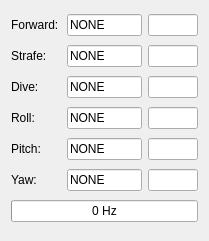
First picture: the form in src/rqt/rqt_control/resource/Control.ui, repository PalouseRobosub/robosub, before the edit.
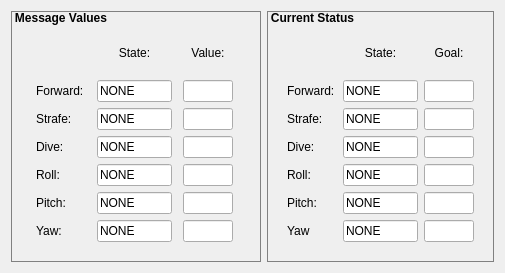
Second picture: the form after the edit.

Commit message: Added Status Message information need to add in the message miss logic

Patch:
```diff
--- a/src/rqt/rqt_control/resource/Control.ui
+++ b/src/rqt/rqt_control/resource/Control.ui
@@ -6,49 +6,54 @@
    <rect>
     <x>0</x>
     <y>0</y>
-    <width>205</width>
-    <height>241</height>
+    <width>501</width>
+    <height>273</height>
    </rect>
   </property>
   <property name="windowTitle">
    <string>Control</string>
   </property>
+  <layout class="QHBoxLayout" name="horizontalLayout">
+   <item>
+    <widget class="QGroupBox" name="groupBox">
+     <property name="minimumSize">
+      <size>
+       <width>250</width>
+       <height>0</height>
+      </size>
+     </property>
+     <property name="maximumSize">
+      <size>
+       <width>250</width>
+       <height>16777215</height>
+      </size>
+     </property>
+     <property name="font">
+      <font>
+       <weight>75</weight>
+       <bold>true</bold>
+      </font>
+     </property>
+     <property name="styleSheet">
+      <string notr="true">QGroupBox
+{
+padding: 10px;
+border: 1px solid gray;
+}
+QGroupBox::title                                                                                                 
+{                                                                               
+subcontrol-position: top left;                                              
+padding: -6 2px;                                                             
+background-color: transparent;                                              
+} </string>
+     </property>
+     <property name="title">
+      <string>Message Values</string>
+     </property>
+     <property name="flat">
+      <bool>true</bool>
+     </property>
   <layout class="QGridLayout" name="gridLayout">
-   <item row="3" column="2">
-    <widget class="QLineEdit" name="diveValue">
-     <property name="maximumSize">
-      <size>
-       <width>50</width>
-       <height>16777215</height>
-      </size>
-     </property>
-     <property name="readOnly">
-      <bool>true</bool>
-     </property>
-    </widget>
-   </item>
-   <item row="5" column="1">
-    <widget class="QLineEdit" name="pitchState">
-     <property name="minimumSize">
-      <size>
-       <width>75</width>
-       <height>0</height>
-      </size>
-     </property>
-     <property name="maximumSize">
-      <size>
-       <width>75</width>
-       <height>16777215</height>
-      </size>
-     </property>
-     <property name="text">
-      <string>NONE</string>
-     </property>
-     <property name="readOnly">
-      <bool>true</bool>
-     </property>
-    </widget>
-   </item>
    <item row="6" column="2">
     <widget class="QLineEdit" name="yawValue">
      <property name="maximumSize">
@@ -62,76 +67,6 @@
      </property>
     </widget>
    </item>
-   <item row="5" column="2">
-    <widget class="QLineEdit" name="pitchValue">
-     <property name="maximumSize">
-      <size>
-       <width>50</width>
-       <height>16777215</height>
-      </size>
-     </property>
-     <property name="readOnly">
-      <bool>true</bool>
-     </property>
-    </widget>
-   </item>
-   <item row="0" column="2">
-    <widget class="QLineEdit" name="forwardValue">
-     <property name="minimumSize">
-      <size>
-       <width>50</width>
-       <height>0</height>
-      </size>
-     </property>
-     <property name="maximumSize">
-      <size>
-       <width>50</width>
-       <height>16777215</height>
-      </size>
-     </property>
-     <property name="readOnly">
-      <bool>true</bool>
-     </property>
-    </widget>
-   </item>
-   <item row="0" column="0">
-    <widget class="QLabel" name="forwardLabel">
-     <property name="minimumSize">
-      <size>
-       <width>50</width>
-       <height>0</height>
-      </size>
-     </property>
-     <property name="maximumSize">
-      <size>
-       <width>50</width>
-       <height>16777215</height>
-      </size>
-     </property>
-     <property name="text">
-      <string>Forward:</string>
-     </property>
-    </widget>
-   </item>
-   <item row="5" column="0">
-    <widget class="QLabel" name="pitchLabel">
-     <property name="minimumSize">
-      <size>
-       <width>50</width>
-       <height>0</height>
-      </size>
-     </property>
-     <property name="maximumSize">
-      <size>
-       <width>50</width>
-       <height>16777215</height>
-      </size>
-     </property>
-     <property name="text">
-      <string>Pitch:</string>
-     </property>
-    </widget>
-   </item>
    <item row="2" column="0">
     <widget class="QLabel" name="strafeLabel">
      <property name="minimumSize">
@@ -151,85 +86,6 @@
      </property>
     </widget>
    </item>
-   <item row="3" column="0">
-    <widget class="QLabel" name="diveLabel">
-     <property name="minimumSize">
-      <size>
-       <width>50</width>
-       <height>0</height>
-      </size>
-     </property>
-     <property name="maximumSize">
-      <size>
-       <width>50</width>
-       <height>16777215</height>
-      </size>
-     </property>
-     <property name="text">
-      <string>Dive:</string>
-     </property>
-    </widget>
-   </item>
-   <item row="4" column="0">
-    <widget class="QLabel" name="rollLabel">
-     <property name="minimumSize">
-      <size>
-       <width>50</width>
-       <height>0</height>
-      </size>
-     </property>
-     <property name="maximumSize">
-      <size>
-       <width>50</width>
-       <height>16777215</height>
-      </size>
-     </property>
-     <property name="text">
-      <string>Roll:</string>
-     </property>
-    </widget>
-   </item>
-   <item row="6" column="0">
-    <widget class="QLabel" name="yawLabel">
-     <property name="minimumSize">
-      <size>
-       <width>50</width>
-       <height>0</height>
-      </size>
-     </property>
-     <property name="maximumSize">
-      <size>
-       <width>50</width>
-       <height>16777215</height>
-      </size>
-     </property>
-     <property name="text">
-      <string>Yaw:</string>
-     </property>
-    </widget>
-   </item>
-   <item row="0" column="1">
-    <widget class="QLineEdit" name="forwardState">
-     <property name="minimumSize">
-      <size>
-       <width>75</width>
-       <height>0</height>
-      </size>
-     </property>
-     <property name="maximumSize">
-      <size>
-       <width>75</width>
-       <height>16777215</height>
-      </size>
-     </property>
-     <property name="text">
-      <string>NONE</string>
-     </property>
-     <property name="readOnly">
-      <bool>true</bool>
-     </property>
-    </widget>
-   </item>
    <item row="2" column="1">
     <widget class="QLineEdit" name="strafeState">
      <property name="minimumSize">
@@ -296,23 +152,14 @@
      </property>
     </widget>
    </item>
-   <item row="6" column="1">
-    <widget class="QLineEdit" name="yawState">
-     <property name="minimumSize">
-      <size>
-       <width>75</width>
-       <height>0</height>
-      </size>
-     </property>
+      <item row="5" column="2">
+       <widget class="QLineEdit" name="pitchValue">
      <property name="maximumSize">
       <size>
-       <width>75</width>
+          <width>50</width>
        <height>16777215</height>
       </size>
      </property>
-     <property name="text">
-      <string>NONE</string>
-     </property>
      <property name="readOnly">
       <bool>true</bool>
      </property>
@@ -331,6 +178,34 @@
      </property>
     </widget>
    </item>
+      <item row="1" column="1">
+       <widget class="QLineEdit" name="forwardState">
+        <property name="sizePolicy">
+         <sizepolicy hsizetype="Fixed" vsizetype="Fixed">
+          <horstretch>0</horstretch>
+          <verstretch>0</verstretch>
+         </sizepolicy>
+        </property>
+        <property name="minimumSize">
+         <size>
+          <width>75</width>
+          <height>0</height>
+         </size>
+        </property>
+        <property name="maximumSize">
+         <size>
+          <width>75</width>
+          <height>16777215</height>
+         </size>
+        </property>
+        <property name="text">
+         <string>NONE</string>
+        </property>
+        <property name="readOnly">
+         <bool>true</bool>
+        </property>
+       </widget>
+      </item>
    <item row="2" column="2">
     <widget class="QLineEdit" name="strafeValue">
      <property name="maximumSize">
@@ -344,14 +219,582 @@
      </property>
     </widget>
    </item>
-   <item row="7" column="0" colspan="3">
-    <widget class="QProgressBar" name="freq">
-     <property name="value">
-      <number>0</number>
-     </property>
-     <property name="format">
-      <string>%p Hz</string>
-     </property>
+      <item row="4" column="0">
+       <widget class="QLabel" name="rollLabel">
+        <property name="minimumSize">
+         <size>
+          <width>50</width>
+          <height>0</height>
+         </size>
+        </property>
+        <property name="maximumSize">
+         <size>
+          <width>50</width>
+          <height>16777215</height>
+         </size>
+        </property>
+        <property name="text">
+         <string>Roll:</string>
+        </property>
+       </widget>
+      </item>
+      <item row="3" column="2">
+       <widget class="QLineEdit" name="diveValue">
+        <property name="maximumSize">
+         <size>
+          <width>50</width>
+          <height>16777215</height>
+         </size>
+        </property>
+        <property name="readOnly">
+         <bool>true</bool>
+        </property>
+       </widget>
+      </item>
+      <item row="6" column="0">
+       <widget class="QLabel" name="yawLabel">
+        <property name="minimumSize">
+         <size>
+          <width>50</width>
+          <height>0</height>
+         </size>
+        </property>
+        <property name="maximumSize">
+         <size>
+          <width>50</width>
+          <height>16777215</height>
+         </size>
+        </property>
+        <property name="text">
+         <string>Yaw:</string>
+        </property>
+       </widget>
+      </item>
+      <item row="1" column="2">
+       <widget class="QLineEdit" name="forwardValue">
+        <property name="sizePolicy">
+         <sizepolicy hsizetype="Fixed" vsizetype="Fixed">
+          <horstretch>0</horstretch>
+          <verstretch>0</verstretch>
+         </sizepolicy>
+        </property>
+        <property name="minimumSize">
+         <size>
+          <width>50</width>
+          <height>0</height>
+         </size>
+        </property>
+        <property name="maximumSize">
+         <size>
+          <width>50</width>
+          <height>16777215</height>
+         </size>
+        </property>
+        <property name="readOnly">
+         <bool>true</bool>
+        </property>
+       </widget>
+      </item>
+      <item row="6" column="1">
+       <widget class="QLineEdit" name="yawState">
+        <property name="minimumSize">
+         <size>
+          <width>75</width>
+          <height>0</height>
+         </size>
+        </property>
+        <property name="maximumSize">
+         <size>
+          <width>75</width>
+          <height>16777215</height>
+         </size>
+        </property>
+        <property name="text">
+         <string>NONE</string>
+        </property>
+        <property name="readOnly">
+         <bool>true</bool>
+        </property>
+       </widget>
+      </item>
+      <item row="5" column="1">
+       <widget class="QLineEdit" name="pitchState">
+        <property name="minimumSize">
+         <size>
+          <width>75</width>
+          <height>0</height>
+         </size>
+        </property>
+        <property name="maximumSize">
+         <size>
+          <width>75</width>
+          <height>16777215</height>
+         </size>
+        </property>
+        <property name="text">
+         <string>NONE</string>
+        </property>
+        <property name="readOnly">
+         <bool>true</bool>
+        </property>
+       </widget>
+      </item>
+      <item row="3" column="0">
+       <widget class="QLabel" name="diveLabel">
+        <property name="minimumSize">
+         <size>
+          <width>50</width>
+          <height>0</height>
+         </size>
+        </property>
+        <property name="maximumSize">
+         <size>
+          <width>50</width>
+          <height>16777215</height>
+         </size>
+        </property>
+        <property name="text">
+         <string>Dive:</string>
+        </property>
+       </widget>
+      </item>
+      <item row="5" column="0">
+       <widget class="QLabel" name="pitchLabel">
+        <property name="minimumSize">
+         <size>
+          <width>50</width>
+          <height>0</height>
+         </size>
+        </property>
+        <property name="maximumSize">
+         <size>
+          <width>50</width>
+          <height>16777215</height>
+         </size>
+        </property>
+        <property name="text">
+         <string>Pitch:</string>
+        </property>
+       </widget>
+      </item>
+      <item row="1" column="0">
+       <widget class="QLabel" name="forwardLabel">
+        <property name="minimumSize">
+         <size>
+          <width>50</width>
+          <height>0</height>
+         </size>
+        </property>
+        <property name="maximumSize">
+         <size>
+          <width>50</width>
+          <height>16777215</height>
+         </size>
+        </property>
+        <property name="text">
+         <string>Forward:</string>
+        </property>
+       </widget>
+      </item>
+      <item row="0" column="1">
+       <widget class="QLabel" name="label">
+        <property name="text">
+         <string>State:</string>
+        </property>
+        <property name="alignment">
+         <set>Qt::AlignCenter</set>
+        </property>
+       </widget>
+      </item>
+      <item row="0" column="2">
+       <widget class="QLabel" name="label_2">
+        <property name="text">
+         <string>Value:</string>
+        </property>
+        <property name="alignment">
+         <set>Qt::AlignCenter</set>
+        </property>
+       </widget>
+      </item>
+     </layout>
+    </widget>
+   </item>
+   <item>
+    <widget class="QGroupBox" name="groupBox_2">
+     <property name="font">
+      <font>
+       <weight>75</weight>
+       <bold>true</bold>
+      </font>
+     </property>
+     <property name="styleSheet">
+      <string notr="true">QGroupBox
+{
+padding: 10px;
+border: 1px solid gray;
+}
+QGroupBox::title                                                                                                 
+{                                                                               
+subcontrol-position: top left;                                              
+padding: -6 2px;                                                             
+background-color: transparent;                                              
+} </string>
+     </property>
+     <property name="title">
+      <string>Current Status</string>
+     </property>
+     <layout class="QGridLayout" name="gridLayout_2">
+      <item row="2" column="0">
+       <widget class="QLabel" name="strafeStatusLabel">
+        <property name="minimumSize">
+         <size>
+          <width>50</width>
+          <height>0</height>
+         </size>
+        </property>
+        <property name="maximumSize">
+         <size>
+          <width>50</width>
+          <height>16777215</height>
+         </size>
+        </property>
+        <property name="text">
+         <string>Strafe:</string>
+        </property>
+       </widget>
+      </item>
+      <item row="2" column="4">
+       <widget class="QLineEdit" name="strafeGoal">
+        <property name="minimumSize">
+         <size>
+          <width>50</width>
+          <height>0</height>
+         </size>
+        </property>
+        <property name="maximumSize">
+         <size>
+          <width>50</width>
+          <height>16777215</height>
+         </size>
+        </property>
+       </widget>
+      </item>
+      <item row="3" column="4">
+       <widget class="QLineEdit" name="diveGoal">
+        <property name="minimumSize">
+         <size>
+          <width>50</width>
+          <height>0</height>
+         </size>
+        </property>
+        <property name="maximumSize">
+         <size>
+          <width>50</width>
+          <height>16777215</height>
+         </size>
+        </property>
+       </widget>
+      </item>
+      <item row="7" column="4">
+       <widget class="QLineEdit" name="pitchGoal">
+        <property name="minimumSize">
+         <size>
+          <width>50</width>
+          <height>0</height>
+         </size>
+        </property>
+        <property name="maximumSize">
+         <size>
+          <width>50</width>
+          <height>16777215</height>
+         </size>
+        </property>
+       </widget>
+      </item>
+      <item row="5" column="4">
+       <widget class="QLineEdit" name="rollGoal">
+        <property name="minimumSize">
+         <size>
+          <width>50</width>
+          <height>0</height>
+         </size>
+        </property>
+        <property name="maximumSize">
+         <size>
+          <width>50</width>
+          <height>16777215</height>
+         </size>
+        </property>
+       </widget>
+      </item>
+      <item row="1" column="2">
+       <widget class="QLineEdit" name="forwardStatusState">
+        <property name="minimumSize">
+         <size>
+          <width>75</width>
+          <height>0</height>
+         </size>
+        </property>
+        <property name="maximumSize">
+         <size>
+          <width>75</width>
+          <height>16777215</height>
+         </size>
+        </property>
+        <property name="text">
+         <string>NONE</string>
+        </property>
+       </widget>
+      </item>
+      <item row="3" column="0">
+       <widget class="QLabel" name="DiveStatusLabel">
+        <property name="minimumSize">
+         <size>
+          <width>50</width>
+          <height>0</height>
+         </size>
+        </property>
+        <property name="maximumSize">
+         <size>
+          <width>50</width>
+          <height>16777215</height>
+         </size>
+        </property>
+        <property name="text">
+         <string>Dive:</string>
+        </property>
+       </widget>
+      </item>
+      <item row="1" column="0">
+       <widget class="QLabel" name="forwardStatusLabel">
+        <property name="minimumSize">
+         <size>
+          <width>50</width>
+          <height>0</height>
+         </size>
+        </property>
+        <property name="maximumSize">
+         <size>
+          <width>50</width>
+          <height>16777215</height>
+         </size>
+        </property>
+        <property name="text">
+         <string>Forward:</string>
+        </property>
+       </widget>
+      </item>
+      <item row="2" column="2">
+       <widget class="QLineEdit" name="strafeStatusState">
+        <property name="minimumSize">
+         <size>
+          <width>75</width>
+          <height>0</height>
+         </size>
+        </property>
+        <property name="maximumSize">
+         <size>
+          <width>75</width>
+          <height>16777215</height>
+         </size>
+        </property>
+        <property name="text">
+         <string>NONE</string>
+        </property>
+       </widget>
+      </item>
+      <item row="3" column="2">
+       <widget class="QLineEdit" name="diveStatusState">
+        <property name="minimumSize">
+         <size>
+          <width>75</width>
+          <height>0</height>
+         </size>
+        </property>
+        <property name="maximumSize">
+         <size>
+          <width>75</width>
+          <height>16777215</height>
+         </size>
+        </property>
+        <property name="text">
+         <string>NONE</string>
+        </property>
+       </widget>
+      </item>
+      <item row="5" column="2">
+       <widget class="QLineEdit" name="rollStatusState">
+        <property name="minimumSize">
+         <size>
+          <width>75</width>
+          <height>0</height>
+         </size>
+        </property>
+        <property name="maximumSize">
+         <size>
+          <width>75</width>
+          <height>16777215</height>
+         </size>
+        </property>
+        <property name="text">
+         <string>NONE</string>
+        </property>
+       </widget>
+      </item>
+      <item row="8" column="0">
+       <widget class="QLabel" name="YawStatusLabel">
+        <property name="minimumSize">
+         <size>
+          <width>50</width>
+          <height>0</height>
+         </size>
+        </property>
+        <property name="maximumSize">
+         <size>
+          <width>50</width>
+          <height>16777215</height>
+         </size>
+        </property>
+        <property name="text">
+         <string>Yaw</string>
+        </property>
+       </widget>
+      </item>
+      <item row="0" column="4">
+       <widget class="QLabel" name="label_4">
+        <property name="text">
+         <string>Goal:</string>
+        </property>
+        <property name="alignment">
+         <set>Qt::AlignCenter</set>
+        </property>
+       </widget>
+      </item>
+      <item row="5" column="0">
+       <widget class="QLabel" name="rollStatusLabel">
+        <property name="minimumSize">
+         <size>
+          <width>50</width>
+          <height>0</height>
+         </size>
+        </property>
+        <property name="maximumSize">
+         <size>
+          <width>50</width>
+          <height>16777215</height>
+         </size>
+        </property>
+        <property name="text">
+         <string>Roll:</string>
+        </property>
+       </widget>
+      </item>
+      <item row="8" column="2">
+       <widget class="QLineEdit" name="yawStatusState">
+        <property name="sizePolicy">
+         <sizepolicy hsizetype="Fixed" vsizetype="Fixed">
+          <horstretch>0</horstretch>
+          <verstretch>0</verstretch>
+         </sizepolicy>
+        </property>
+        <property name="minimumSize">
+         <size>
+          <width>75</width>
+          <height>0</height>
+         </size>
+        </property>
+        <property name="maximumSize">
+         <size>
+          <width>75</width>
+          <height>16777215</height>
+         </size>
+        </property>
+        <property name="text">
+         <string>NONE</string>
+        </property>
+       </widget>
+      </item>
+      <item row="7" column="0">
+       <widget class="QLabel" name="pitchStatusLabel">
+        <property name="minimumSize">
+         <size>
+          <width>50</width>
+          <height>0</height>
+         </size>
+        </property>
+        <property name="maximumSize">
+         <size>
+          <width>50</width>
+          <height>16777215</height>
+         </size>
+        </property>
+        <property name="text">
+         <string>Pitch:</string>
+        </property>
+       </widget>
+      </item>
+      <item row="1" column="4">
+       <widget class="QLineEdit" name="forwardGoal">
+        <property name="minimumSize">
+         <size>
+          <width>50</width>
+          <height>0</height>
+         </size>
+        </property>
+        <property name="maximumSize">
+         <size>
+          <width>50</width>
+          <height>16777215</height>
+         </size>
+        </property>
+       </widget>
+      </item>
+      <item row="7" column="2">
+       <widget class="QLineEdit" name="pitchStatusState">
+        <property name="minimumSize">
+         <size>
+          <width>75</width>
+          <height>0</height>
+         </size>
+        </property>
+        <property name="maximumSize">
+         <size>
+          <width>75</width>
+          <height>16777215</height>
+         </size>
+        </property>
+        <property name="text">
+         <string>NONE</string>
+        </property>
+       </widget>
+      </item>
+      <item row="0" column="2">
+       <widget class="QLabel" name="label_3">
+        <property name="text">
+         <string>State:</string>
+        </property>
+        <property name="alignment">
+         <set>Qt::AlignCenter</set>
+        </property>
+       </widget>
+      </item>
+      <item row="8" column="4">
+       <widget class="QLineEdit" name="yawGoal">
+        <property name="minimumSize">
+         <size>
+          <width>50</width>
+          <height>0</height>
+         </size>
+        </property>
+        <property name="maximumSize">
+         <size>
+          <width>50</width>
+          <height>16777215</height>
+         </size>
+        </property>
+       </widget>
+      </item>
+     </layout>
     </widget>
    </item>
   </layout>
```
Lines whose indentation alone changed are shown as unchanged. The commit also changes 1 other file.
